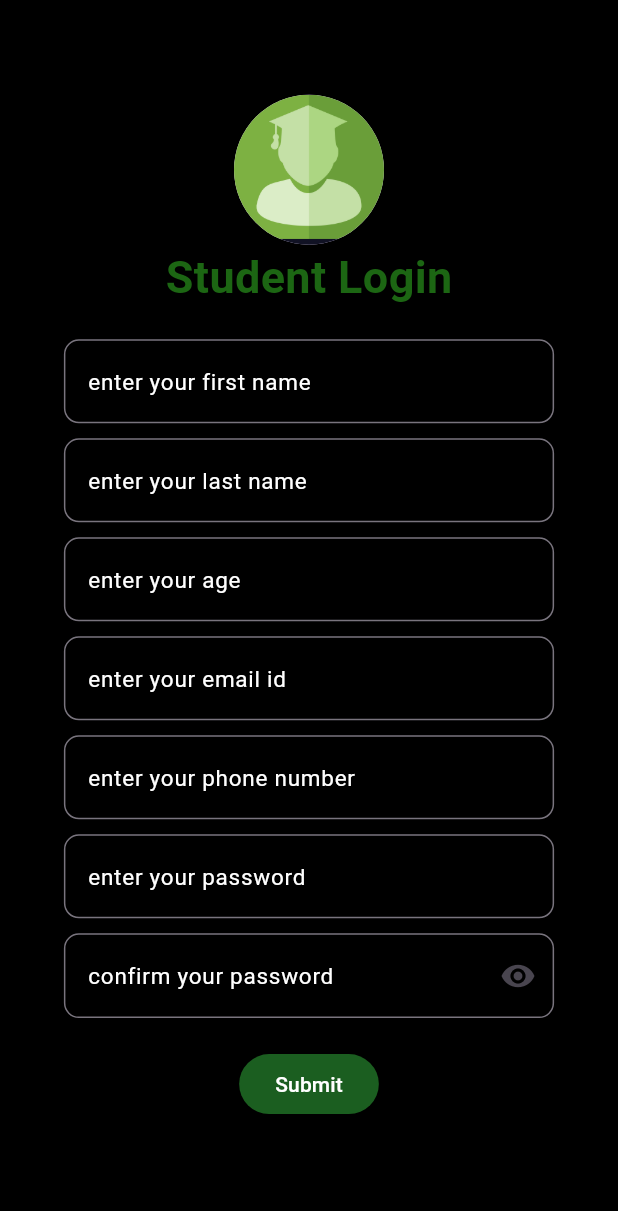
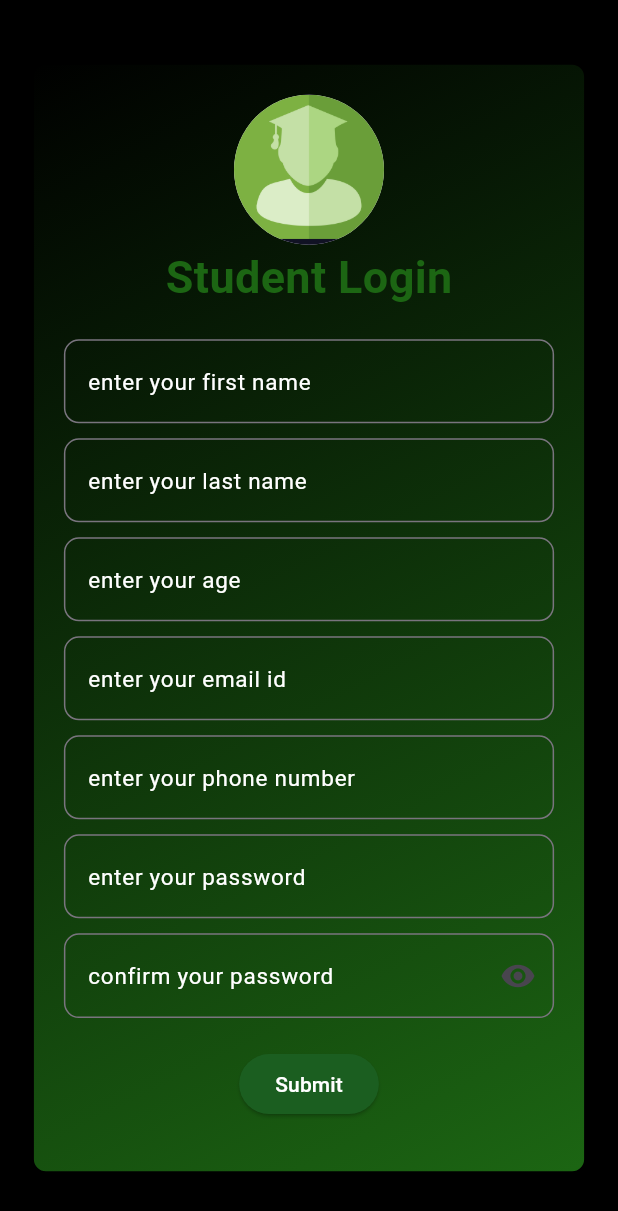
Before and after one commit to SuhailJafrinmk/loginpage-vaidation, a Flutter app: the screen it shows after launch, on a phone screen of 412 x 824 dp. Shown: the top 1211 px of the screen. Run offline on Flutter 3.47's test engine with Material 3 defaults, Android fonts, the phone set to English and light mode, and no system bars.

Commit message:
changed gradient

```diff
--- a/lib/login_page.dart
+++ b/lib/login_page.dart
@@ -27,6 +27,13 @@
       body: Center(
         child: Container(
           decoration: BoxDecoration(
+            gradient: LinearGradient(colors: [
+              Colors.black,
+              Color.fromRGBO(28, 102, 19, 1),
+            ],
+            begin: Alignment.topLeft,
+            end: Alignment.bottomRight,
+            ),
               borderRadius: BorderRadius.circular(10),
               border: Border.all(
                 color: Colors.black,
```
Also changed, not shown: lib/homepage.dart (+22 -19 lines).
